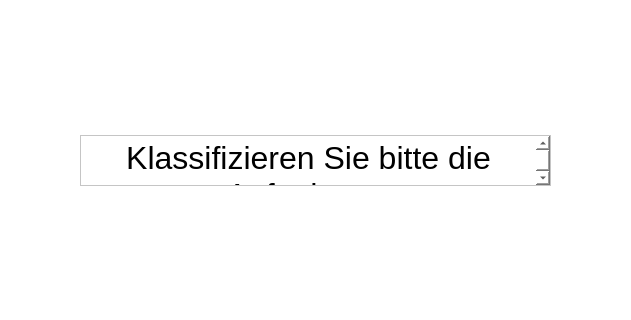
IKI-Lab/auscultation_AI_noise_exp, file forms/classify.ui: the form before one commit; both pictures show x 400 to 1031 and y 145 to 465 of the 1440 by 757 pixel window.
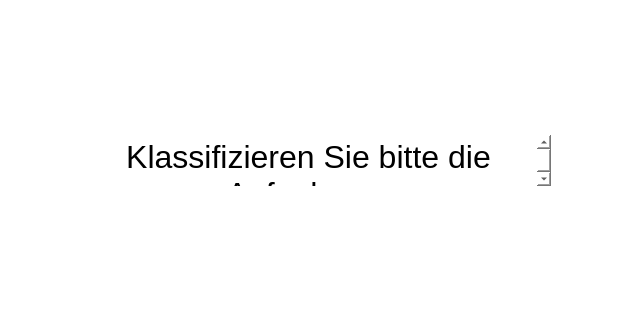
The form after the commit.

Patch:
```diff
--- a/forms/classify.ui
+++ b/forms/classify.ui
@@ -40,6 +40,9 @@
       <height>51</height>
      </rect>
     </property>
+    <property name="frameShape">
+     <enum>QFrame::NoFrame</enum>
+    </property>
     <property name="html">
      <string>&lt;!DOCTYPE HTML PUBLIC &quot;-//W3C//DTD HTML 4.0//EN&quot; &quot;http://www.w3.org/TR/REC-html40/strict.dtd&quot;&gt;
 &lt;html&gt;&lt;head&gt;&lt;meta name=&quot;qrichtext&quot; content=&quot;1&quot; /&gt;&lt;style type=&quot;text/css&quot;&gt;
```
